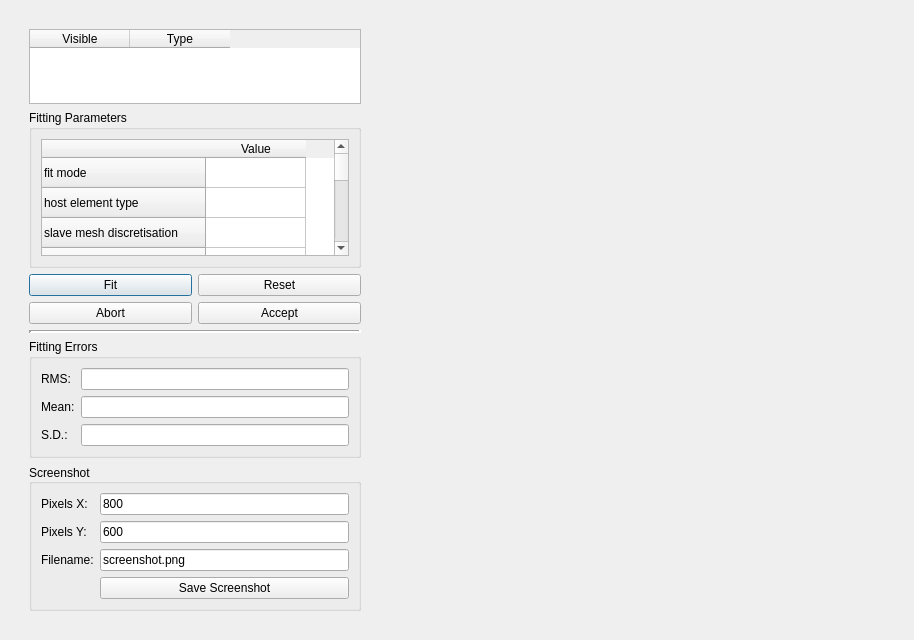
First picture: the form in mapclientplugins/fieldworkhostmeshfittingstep/qt/mayavihostmeshfittingviewerwidget.ui, repository mapclient-plugins/fieldworkhostmeshfittingstep, before the edit.
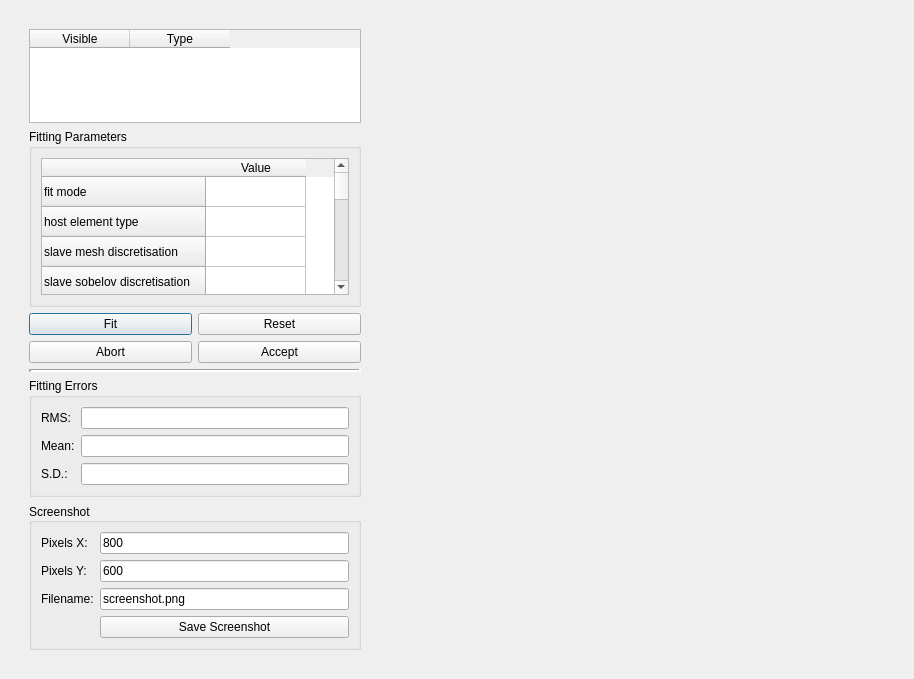
Second picture: the form after the edit. Custom widgets are drawn as their Qt base class.

Diff of the .ui file:
```diff
--- a/mapclientplugins/fieldworkhostmeshfittingstep/qt/mayavihostmeshfittingviewerwidget.ui
+++ b/mapclientplugins/fieldworkhostmeshfittingstep/qt/mayavihostmeshfittingviewerwidget.ui
@@ -7,7 +7,7 @@
     <x>0</x>
     <y>0</y>
     <width>914</width>
-    <height>640</height>
+    <height>679</height>
    </rect>
   </property>
   <property name="sizePolicy">
@@ -21,7 +21,7 @@
   </property>
   <layout class="QHBoxLayout" name="horizontalLayout_2">
    <item>
-    <widget class="QWidget" name="widget" native="true">
+    <widget class="QWidget" name="widgetMain" native="true">
      <property name="enabled">
       <bool>true</bool>
      </property>
```
